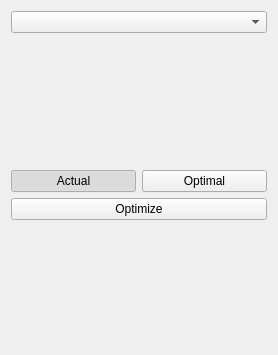
Before: the Qt Designer form src/scoringview.ui in flysight/flysight-viewer-qt, drawn with Qt 5.
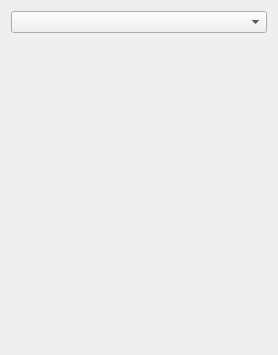
After: the same form once the commit is applied.

The edit to the form file:
```diff
--- a/src/scoringview.ui
+++ b/src/scoringview.ui
@@ -32,53 +32,6 @@
    <item>
     <widget class="QStackedWidget" name="stackedWidget"/>
    </item>
-   <item>
-    <layout class="QHBoxLayout" name="horizontalLayout_2">
-     <item>
-      <widget class="QPushButton" name="actualButton">
-       <property name="text">
-        <string>Actual</string>
-       </property>
-       <property name="checkable">
-        <bool>true</bool>
-       </property>
-       <property name="checked">
-        <bool>true</bool>
-       </property>
-      </widget>
-     </item>
-     <item>
-      <widget class="QPushButton" name="optimalButton">
-       <property name="text">
-        <string>Optimal</string>
-       </property>
-       <property name="checkable">
-        <bool>true</bool>
-       </property>
-      </widget>
-     </item>
-    </layout>
-   </item>
-   <item>
-    <widget class="QPushButton" name="optimizeButton">
-     <property name="text">
-      <string>Optimize</string>
-     </property>
-    </widget>
-   </item>
-   <item>
-    <spacer name="verticalSpacer">
-     <property name="orientation">
-      <enum>Qt::Vertical</enum>
-     </property>
-     <property name="sizeHint" stdset="0">
-      <size>
-       <width>20</width>
-       <height>40</height>
-      </size>
-     </property>
-    </spacer>
-   </item>
   </layout>
  </widget>
  <resources/>
```
